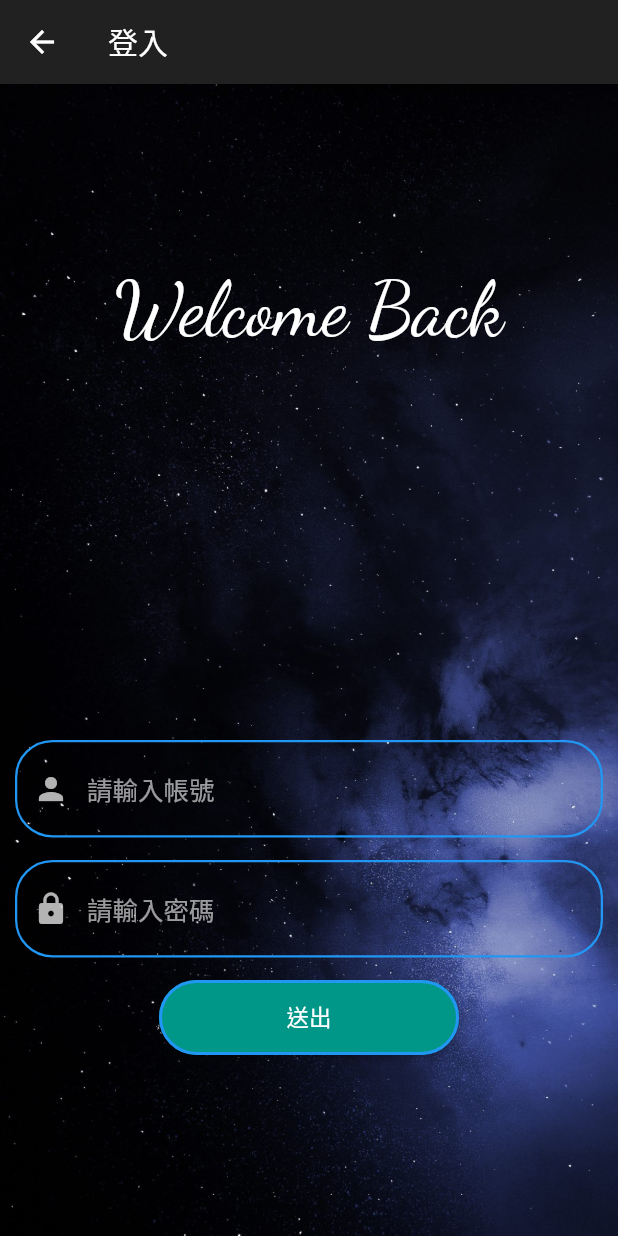
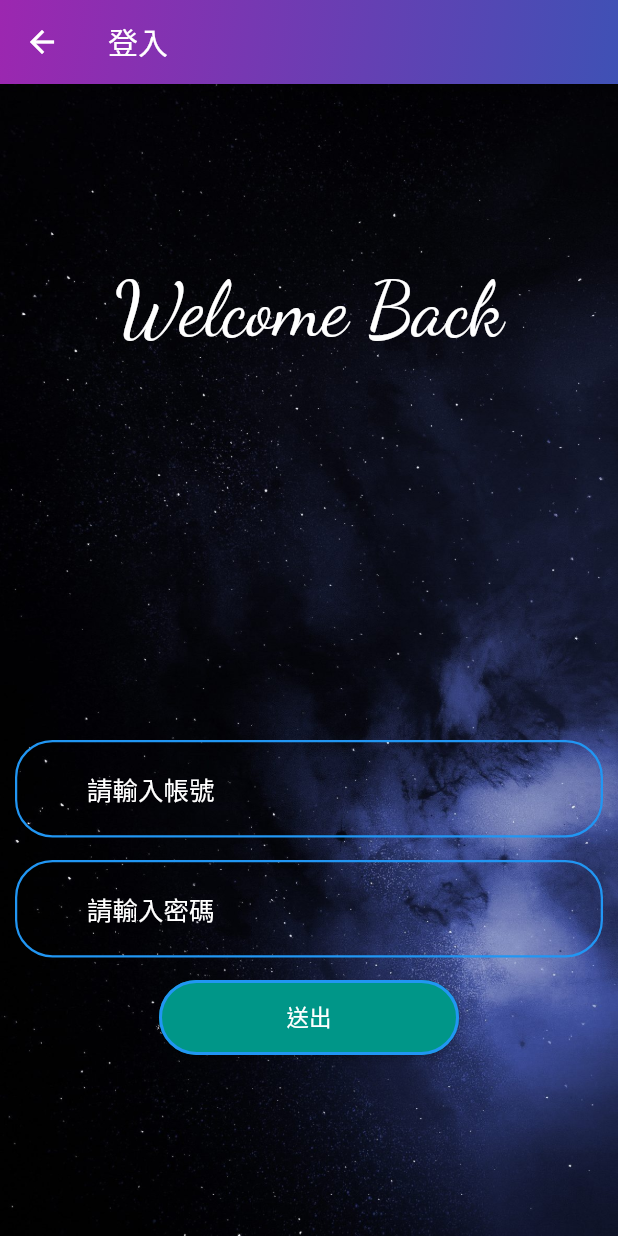
Before and after one commit to oppoop/flutter_eshopping, a Flutter app: the DrawerChange widget shown alone on an empty page, opened directly, after a tap on "登入", on a phone screen of 412 x 824 dp. Run offline on Flutter 3.47's test engine with Material 2 defaults, Android fonts, the phone set to English and light mode, and no system bars; our stand-ins replace cached_network_image, carousel_slider, google_fonts, image_picker, photo_view, shared_preferences; accounts and stored records are empty; network calls fail.

Commit message:
UI優化

```diff
--- a/lib/model/textfied_look.dart
+++ b/lib/model/textfied_look.dart
@@ -1,9 +1,10 @@
 import 'package:flutter/material.dart';
-
+import 'package:google_fonts/google_fonts.dart';
 InputDecoration memberInputDecoration(IconData? icons,String hintText,String? errorMsg,IconData? hideIcons) {
   return InputDecoration(
     errorText: errorMsg,
     hintText: hintText,
+    hintStyle: GoogleFonts.notoSerif().copyWith(color: Colors.white),
     suffixIcon: Icon(hideIcons),
     prefixIcon: Icon(icons),
     focusedBorder: OutlineInputBorder(
--- a/lib/screen/leftList/drawer_change.dart
+++ b/lib/screen/leftList/drawer_change.dart
@@ -31,10 +31,11 @@ class _DrawerChange extends State<DrawerChange> {
                   status,
                   _,
                   ) {
+                print(status.loginStatus);
                 return status.loginStatus ? member() : visitors(context);
               }),
               decoration: BoxDecoration(
-                color: Colors.black,
+                image: DecorationImage(image: AssetImage('assets/image/drawer_head_weed_2.png'),fit:BoxFit.cover)
               ),
             ),
             Container(child: drawerBottom?DrawerStatus().drawerClose(context):DrawerStatus().drawerOpen(context),),
--- a/lib/screen/memberCenter/login_screen.dart
+++ b/lib/screen/memberCenter/login_screen.dart
@@ -27,6 +27,15 @@ class _Login extends State<Login> {
         appBar: AppBar(
           title: Text(
             "登入",
+          ),
+          flexibleSpace: Container(
+              decoration:BoxDecoration(
+                  gradient: LinearGradient(
+                      colors:[Colors.indigo,Colors.purple],
+                      begin: Alignment.bottomRight,
+                      end: Alignment.topLeft
+                  )
+              )
           ),
         ),
         body: Stack(
```
Also changed, not shown: lib/main.dart (+12 -1 lines), lib/screen/cart/cart_screen.dart (+18 -6 lines), lib/screen/category/category_screen.dart (+9 -0 lines), lib/screen/memberCenter/regist_screen.dart (+10 -1 lines), lib/screen/product/product_screen.dart (+9 -0 lines), assets/image/drawer_head_weed.jpg (added), assets/image/drawer_head_weed_2.png (added).
